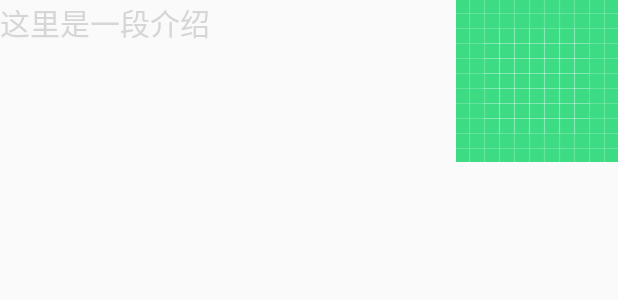
After one commit to zhang-ht18/news, an Android app: the layout entity_item_child.xml on its own in the app's theme, with its tools: preview values and no code run, on a phone screen of 412 x 824 dp. The commit adds this screen. Shown: the top 300 px of the screen. Run offline under Robolectric (Android 15) with nearby library versions, the phone set to English and light mode, and no system bars.

Commit message:
Add files via upload

```diff
--- /dev/null
+++ b/app/src/main/res/layout/entity_item_child.xml
@@ -0,0 +1,29 @@
+<?xml version="1.0" encoding="utf-8"?>
+<LinearLayout xmlns:android="http://schemas.android.com/apk/res/android"
+    android:orientation="vertical" android:layout_width="match_parent"
+    android:layout_height="match_parent"
+    android:id="@+id/entity_main_layout">
+
+    <RelativeLayout
+        android:id="@+id/entity_intro_layout"
+        android:layout_width="match_parent"
+        android:layout_height="wrap_content"
+        android:orientation="horizontal">
+
+        <TextView
+            android:id="@+id/entity_intro_text"
+            android:layout_width="wrap_content"
+            android:layout_height="wrap_content"
+            android:layout_alignParentLeft="true"
+            android:text="这里是一段介绍"
+            android:textColor="@color/black"
+            android:textSize="20sp" />
+
+        <com.java.zhanghantian.MyImageView
+            android:id="@+id/entity_intro_img"
+            android:layout_width="wrap_content"
+            android:layout_height="wrap_content"
+            android:layout_alignParentRight="true"
+            android:src="@drawable/ic_launcher_background" />
+    </RelativeLayout>
+</LinearLayout>
```
Also changed, not shown: app/src/main/res/layout/entity_fragment.xml (+5 -2 lines), app/src/main/res/layout/entity_item_parent.xml (added, +22 -0 lines).
